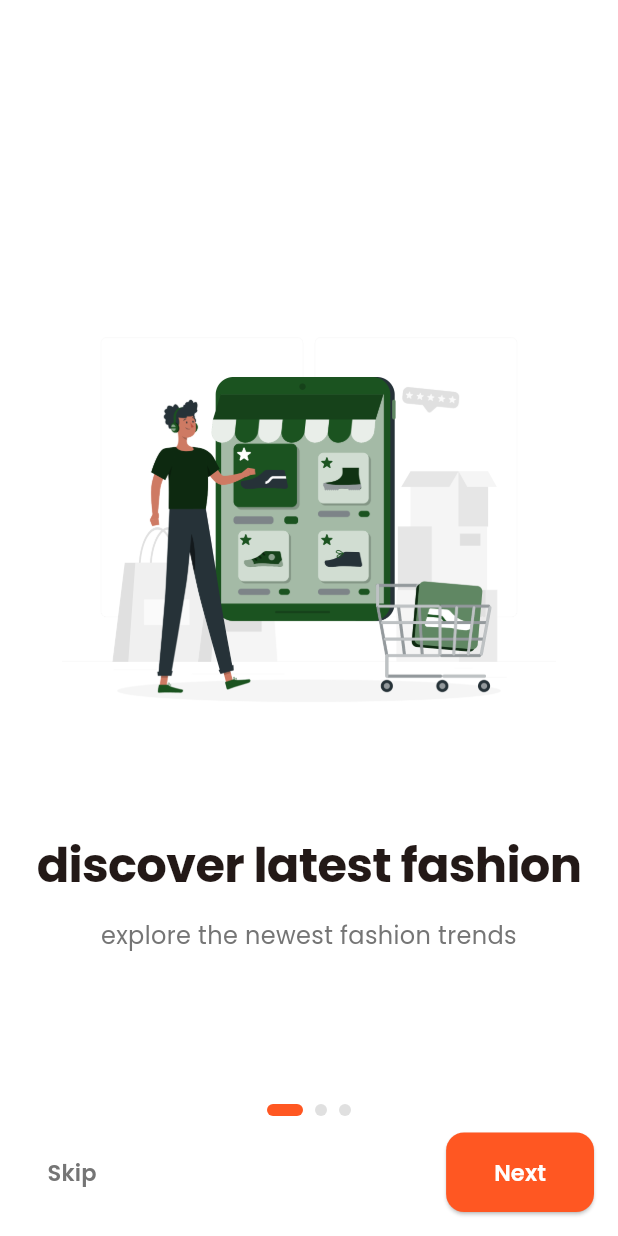
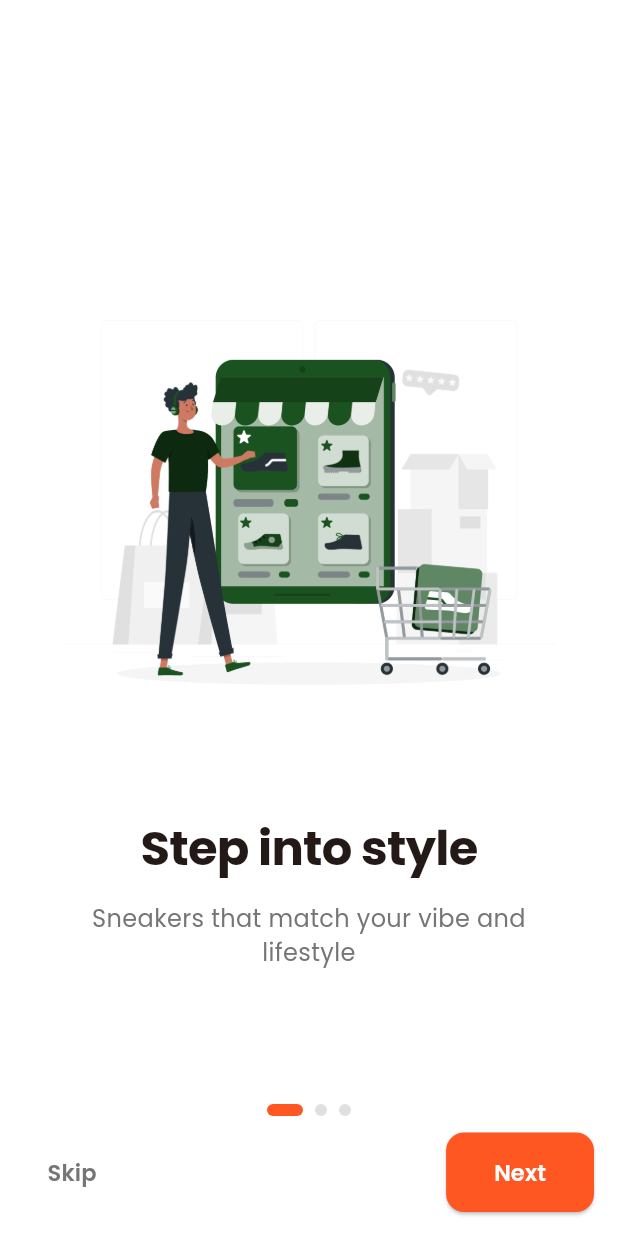
Before and after one commit to mingthanh/store_app, a Flutter app: the screen it shows after launch, on a phone screen of 412 x 824 dp. Run offline on Flutter 3.47's test engine with Material 3 defaults, Android fonts, the phone set to English and light mode, and no system bars; our stand-ins replace get, get_storage, google_fonts.

Commit message:
upd slogan
new slogan for app

```diff
--- a/lib/view/on_boarding_screen.dart
+++ b/lib/view/on_boarding_screen.dart
@@ -18,19 +18,18 @@
   final List<OnboardingItem> _item = [
     OnboardingItem(
       image: 'assets/images/intro.png',
-      title: 'discover latest fashion',
-      description: 'explore the newest fashion trends',
+      title: 'Step into style',
+      description: 'Sneakers that match your vibe and lifestyle',
     ),
     OnboardingItem(
       image: 'assets/images/intro1.png',
-      title: 'quality products',
-      description: 'shop premium brands at best prices',
+      title: 'Real kicks, real quality',
+      description: 'Authentic shoes from top brands, all in one place',
     ),
     OnboardingItem(
       image: 'assets/images/intro2.png',
-      title: 'easy shopping',
-      description:
-          'simple and secure shopping experience at your fingertips',
+      title: 'Shop your way',
+      description: 'Fast, secure, and hassle-free shoe shopping',
     ),
   ];
 
```
Also changed, not shown: lib/view/widgets/custom_search_bar.dart (line endings or trailing spaces).
